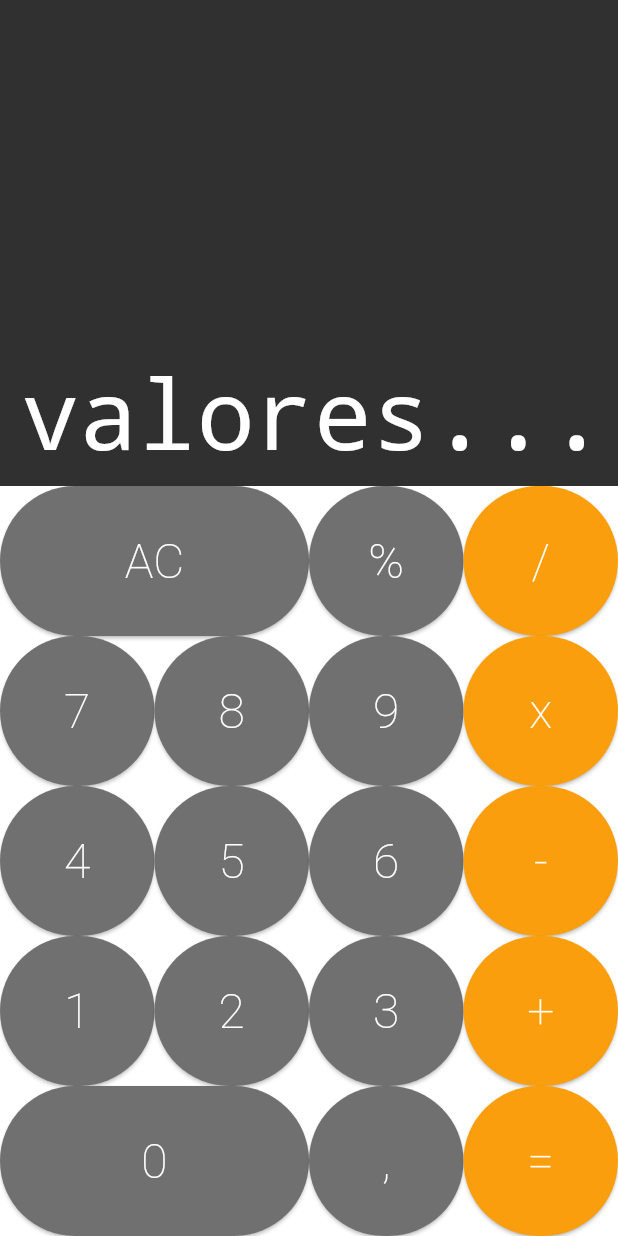
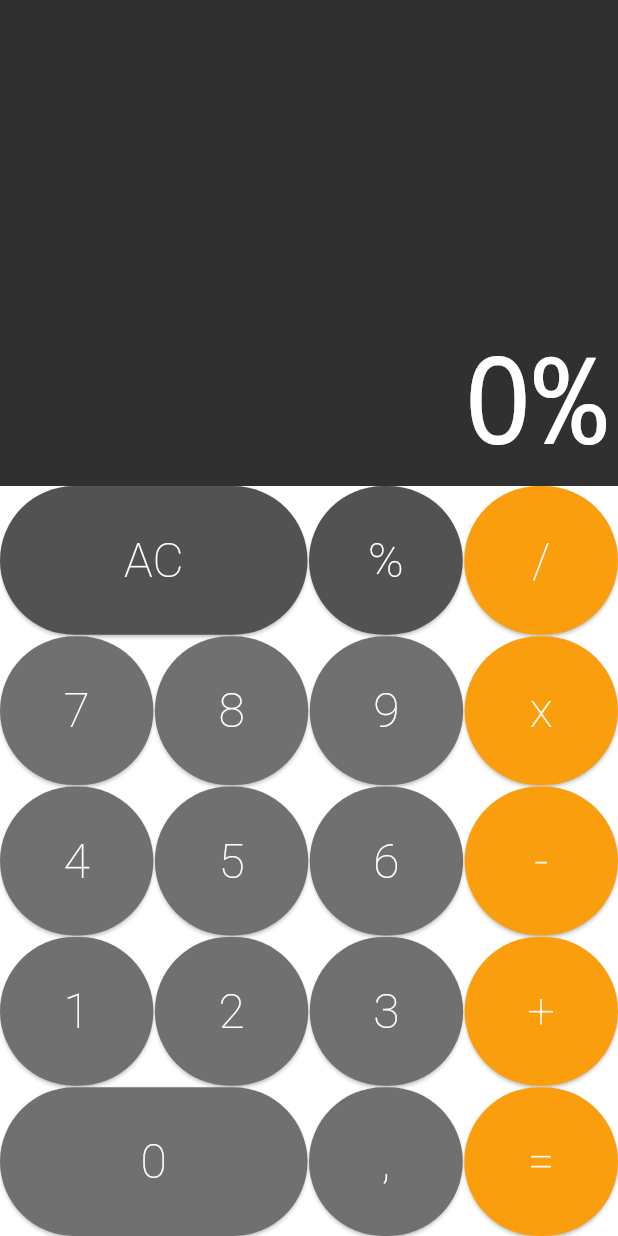
Before and after one commit to EuRafaelaSantos/calculadora, a Flutter app: the screen it shows after launch, after a tap on an icon or button, on a phone screen of 412 x 824 dp. Run offline on Flutter 3.47's test engine with Material 3 defaults, Android fonts, the phone set to English and light mode, and no system bars; drawn by our look-alikes of auto_size_text.

```diff
--- a/lib/components/button.dart
+++ b/lib/components/button.dart
@@ -8,12 +8,14 @@ class Button extends StatelessWidget {
   final String text;
   final bool duplo;
   final Color color;
+  final void Function(String) cb;
 
   Button({
     super.key,
     required this.text,
     this.duplo = false,
     this.color = DEFAULT,
+    required this.cb,
   });
 
   Button.duplo({
@@ -21,6 +23,7 @@ class Button extends StatelessWidget {
     required this.text,
     this.duplo = true,
     this.color = DEFAULT,
+    required this.cb,
   });
 
   Button.operation({
@@ -28,6 +31,7 @@ class Button extends StatelessWidget {
     required this.text,
     this.duplo = false,
     this.color = OPERATION,
+    required this.cb,
   });
   @override
   Widget build(BuildContext context) {
@@ -37,7 +41,7 @@ class Button extends StatelessWidget {
         style: ElevatedButton.styleFrom(
           backgroundColor: this.color,
         ),
-        onPressed: () {},
+        onPressed: () => cb(text),
         child: Text(
           text,
           style: TextStyle(
--- a/lib/components/button_row.dart
+++ b/lib/components/button_row.dart
@@ -11,7 +11,10 @@ class ButtonRow extends StatelessWidget {
       flex: 1,
       child: Row(
         crossAxisAlignment: CrossAxisAlignment.stretch,
-        children: buttons,
+        children: buttons.fold(<Widget>[], (list, b) {
+          list.isEmpty ? list.add(b) : list.addAll([SizedBox(width: 1), b]);
+          return list;
+        }),
       ),
     );
   }
--- a/lib/components/keyboard.dart
+++ b/lib/components/keyboard.dart
@@ -3,7 +3,9 @@ import 'package:calculadora/components/button_row.dart';
 import 'package:flutter/material.dart';
 
 class Keyboard extends StatelessWidget {
-  const Keyboard({super.key});
+  final void Function(String) cb;
+
+  Keyboard(this.cb);
 
   @override
   Widget build(BuildContext context) {
@@ -12,33 +14,44 @@ class Keyboard extends StatelessWidget {
       child: Column(
         children: [
           ButtonRow([
-            Button.duplo(text: 'AC'),
-            Button(text: '%'),
-            Button.operation(text: '/'),
+            Button.duplo(
+              text: 'AC',
+              cb: cb,
+              color: Button.DARK,
+            ),
+            Button(
+              text: '%',
+              cb: cb,
+              color: Button.DARK,
+            ),
+            Button.operation(text: '/', cb: cb),
           ]),
+          SizedBox(height: 1),
           ButtonRow([
-            Button(text: '7'),
-            Button(text: '8'),
-            Button(text: '9'),
-            Button.operation(text: 'x'),
+            Button(text: '7', cb: cb),
+            Button(text: '8', cb: cb),
+            Button(text: '9', cb: cb),
+            Button.operation(text: 'x', cb: cb),
           ]),
+          SizedBox(height: 1),
           ButtonRow([
-            Button(text: '4'),
-            Button(text: '5'),
-            Button(text: '6'),
-            Button.operation(text: '-'),
+            Button(text: '4', cb: cb),
+            Button(text: '5', cb: cb),
+            Button(text: '6', cb: cb),
+            Button.operation(text: '-', cb: cb),
           ]),
+          SizedBox(height: 1),
           ButtonRow([
-            Button(text: '1'),
-            Button(text: '2'),
-            Button(text: '3'),
-            Button.operation(text: '+'),
+            Button(text: '1', cb: cb),
+            Button(text: '2', cb: cb),
+            Button(text: '3', cb: cb),
+            Button.operation(text: '+', cb: cb),
           ]),
+          SizedBox(height: 1),
           ButtonRow([
-            Button.duplo(
-              text: '0'),
-            Button(text: ','),
-            Button.operation(text: '='),
+            Button.duplo(text: '0', cb: cb),
+            Button(text: ',', cb: cb),
+            Button.operation(text: '=', cb: cb),
           ]),
         ],
       ),
--- a/lib/models/memory.dart
+++ b/lib/models/memory.dart
@@ -1 +1,19 @@
-class Memory {}
+class Memory {
+  String _value = '0';
+
+  void applyCommand(String command) {
+    if (command == 'AC') {
+      _allClear();
+    } else {
+      _value += command;
+    }
+  }
+
+  _allClear() {
+    _value = '0';
+  }
+
+  String get value {
+    return _value;
+  }
+}
--- a/lib/screens/calculator.dart
+++ b/lib/screens/calculator.dart
@@ -1,14 +1,29 @@
 import 'package:calculadora/components/display.dart';
 import 'package:calculadora/components/keyboard.dart';
+import 'package:calculadora/models/memory.dart';
 import 'package:flutter/material.dart';
 
-class Calculator extends StatelessWidget {
+class Calculator extends StatefulWidget {
+  Calculator({super.key});
+
+  @override
+  State<Calculator> createState() => _CalculatorState();
+}
+
+class _CalculatorState extends State<Calculator> {
+  final Memory memory = Memory();
+  _onPressed(String command) {
+    setState(() {
+      memory.applyCommand(command);
+    });
+  }
+
   Widget build(BuildContext context) {
     return MaterialApp(
       home: Column(
         children: [
-          Display('valores...'),
-          Keyboard(),
+          Display(memory.value),
+          Keyboard(_onPressed),
         ],
       ),
     );
```
